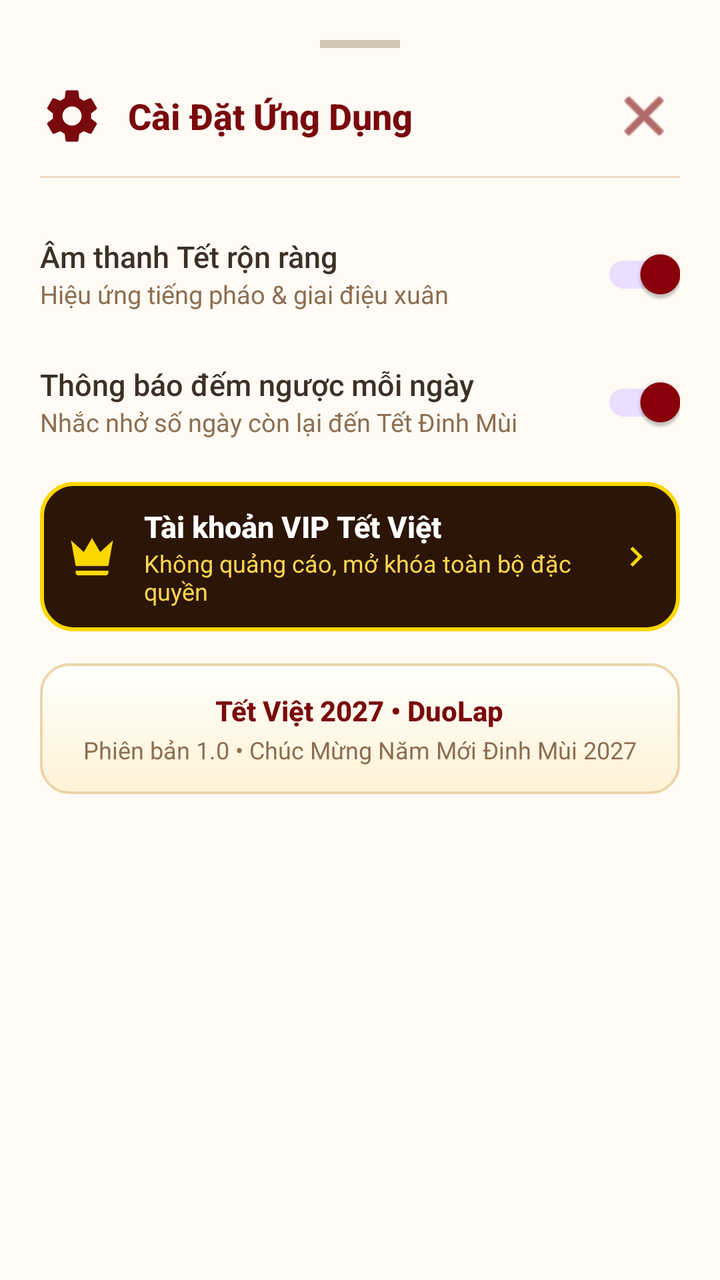
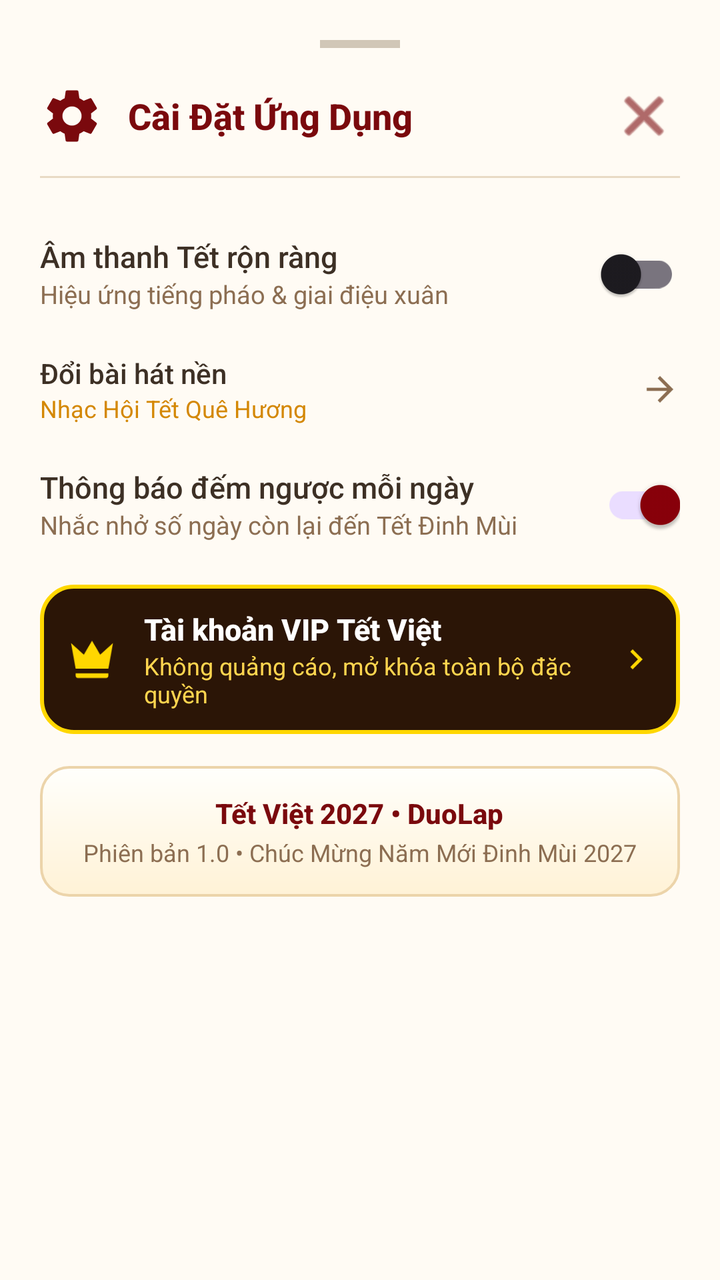

The first picture is an Android layout as it rendered before a commit; the second is the same layout after the commit. The layout source and the unified diff follow.
<!-- AndroidManifest.xml: application theme Theme.TetViet -->
<!-- res/layout/dialog_settings.xml -->
<?xml version="1.0" encoding="utf-8"?>
<LinearLayout xmlns:android="http://schemas.android.com/apk/res/android"
    xmlns:app="http://schemas.android.com/apk/res-auto"
    android:layout_width="match_parent"
    android:layout_height="wrap_content"
    android:background="#FFFBF4"
    android:orientation="vertical"
    android:padding="20dp">

    <View
        android:layout_width="40dp"
        android:layout_height="4dp"
        android:layout_gravity="center_horizontal"
        android:layout_marginBottom="16dp"
        android:background="#D1C7B7" />

    <LinearLayout
        android:layout_width="match_parent"
        android:layout_height="wrap_content"
        android:gravity="center_vertical"
        android:orientation="horizontal">

        <ImageView
            android:layout_width="32dp"
            android:layout_height="32dp"
            android:src="@drawable/ic_settings"
            app:tint="#7A090D" />

        <TextView
            android:layout_width="0dp"
            android:layout_height="wrap_content"
            android:layout_marginStart="12dp"
            android:layout_weight="1"
            android:fontFamily="sans-serif-medium"
            android:text="@string/settings_title"
            android:textColor="#7A090D"
            android:textSize="18sp"
            android:textStyle="bold" />

        <ImageButton
            android:id="@+id/btnCloseSettings"
            android:layout_width="36dp"
            android:layout_height="36dp"
            android:background="?attr/selectableItemBackgroundBorderless"
            android:contentDescription="@string/action_close"
            android:src="@android:drawable/ic_menu_close_clear_cancel"
            app:tint="#7A090D" />

    </LinearLayout>

    <View
        android:layout_width="match_parent"
        android:layout_height="1dp"
        android:layout_marginTop="12dp"
        android:layout_marginBottom="16dp"
        android:background="#E8DAC5" />

    
    <LinearLayout
        android:layout_width="match_parent"
        android:layout_height="wrap_content"
        android:gravity="center_vertical"
        android:orientation="horizontal"
        android:paddingTop="8dp"
        android:paddingBottom="8dp">

        <LinearLayout
            android:layout_width="0dp"
            android:layout_height="wrap_content"
            android:layout_weight="1"
            android:orientation="vertical">

            <TextView
                android:layout_width="wrap_content"
                android:layout_height="wrap_content"
                android:fontFamily="sans-serif-medium"
                android:text="@string/settings_sound_title"
                android:textColor="#3D3025"
                android:textSize="15sp" />

            <TextView
                android:layout_width="wrap_content"
                android:layout_height="wrap_content"
                android:fontFamily="sans-serif"
                android:text="@string/settings_sound_desc"
                android:textColor="#8C6E52"
                android:textSize="12.5sp" />

        </LinearLayout>

        <com.google.android.material.switchmaterial.SwitchMaterial
            android:id="@+id/switchSound"
            android:layout_width="wrap_content"
            android:layout_height="wrap_content"
            android:checked="true" />

    </LinearLayout>

    
    <LinearLayout
        android:layout_width="match_parent"
        android:layout_height="wrap_content"
        android:gravity="center_vertical"
        android:orientation="horizontal"
        android:paddingTop="8dp"
        android:paddingBottom="8dp">

        <LinearLayout
            android:layout_width="0dp"
            android:layout_height="wrap_content"
            android:layout_weight="1"
            android:orientation="vertical">

            <TextView
                android:layout_width="wrap_content"
                android:layout_height="wrap_content"
                android:fontFamily="sans-serif-medium"
                android:text="@string/settings_notification_title"
                android:textColor="#3D3025"
                android:textSize="15sp" />

            <TextView
                android:layout_width="wrap_content"
                android:layout_height="wrap_content"
                android:fontFamily="sans-serif"
                android:text="@string/settings_notification_desc"
                android:textColor="#8C6E52"
                android:textSize="12.5sp" />

        </LinearLayout>

        <com.google.android.material.switchmaterial.SwitchMaterial
            android:id="@+id/switchNotification"
            android:layout_width="wrap_content"
            android:layout_height="wrap_content"
            android:checked="true" />

    </LinearLayout>

    
    <LinearLayout
        android:id="@+id/layoutVipSetting"
        android:layout_width="match_parent"
        android:layout_height="wrap_content"
        android:layout_marginTop="8dp"
        android:background="@drawable/bg_vip_card_gold"
        android:clickable="true"
        android:focusable="true"
        android:foreground="?attr/selectableItemBackground"
        android:gravity="center_vertical"
        android:orientation="horizontal"
        android:padding="12dp">

        <ImageView
            android:layout_width="28dp"
            android:layout_height="28dp"
            android:src="@drawable/ic_vip_crown" />

        <LinearLayout
            android:layout_width="0dp"
            android:layout_height="wrap_content"
            android:layout_marginStart="12dp"
            android:layout_weight="1"
            android:orientation="vertical">

            <TextView
                android:layout_width="wrap_content"
                android:layout_height="wrap_content"
                android:fontFamily="sans-serif-medium"
                android:text="@string/settings_vip_title"
                android:textColor="#FFFFFF"
                android:textSize="15sp"
                android:textStyle="bold" />

            <TextView
                android:layout_width="wrap_content"
                android:layout_height="wrap_content"
                android:fontFamily="sans-serif"
                android:text="@string/settings_vip_desc"
                android:textColor="#FFD54F"
                android:textSize="12sp" />
        </LinearLayout>

        <ImageView
            android:layout_width="20dp"
            android:layout_height="20dp"
            android:src="@drawable/ic_chevron_right"
            app:tint="#FFD700" />
    </LinearLayout>

    
    <LinearLayout
        android:id="@+id/layoutAppVersion"
        android:layout_width="match_parent"
        android:layout_height="wrap_content"
        android:layout_marginTop="16dp"
        android:background="@drawable/bg_feature_card"
        android:clickable="true"
        android:focusable="true"
        android:foreground="?attr/selectableItemBackground"
        android:gravity="center"
        android:orientation="vertical"
        android:padding="14dp">

        <TextView
            android:layout_width="wrap_content"
            android:layout_height="wrap_content"
            android:fontFamily="sans-serif-medium"
            android:text="@string/app_footer_brand"
            android:textColor="#7A090D"
            android:textSize="14sp"
            android:textStyle="bold" />

        <TextView
            android:layout_width="wrap_content"
            android:layout_height="wrap_content"
            android:layout_marginTop="2dp"
            android:fontFamily="sans-serif"
            android:text="@string/app_version_info"
            android:textColor="#8C6E52"
            android:textSize="12sp" />

    </LinearLayout>

</LinearLayout>
<!-- resources referenced by this layout -->
<resources>
  <!-- drawable bg_feature_card (drawable) -->
  <?xml version="1.0" encoding="utf-8"?>
  <ripple xmlns:android="http://schemas.android.com/apk/res/android"
      android:color="#20D32F2F">
      <item>
          <shape android:shape="rectangle">
              <corners android:radius="14dp" />
              <gradient
                  android:angle="270"
                  android:endColor="#FFF2D6"
                  android:startColor="#FFFFFC" />
              <stroke
                  android:width="1.2dp"
                  android:color="#ECD4AA" />
          </shape>
      </item>
  </ripple>
  <!-- drawable bg_vip_card_gold (drawable) -->
  <?xml version="1.0" encoding="utf-8"?>
  <shape xmlns:android="http://schemas.android.com/apk/res/android"
      android:shape="rectangle">
      <corners android:radius="16dp" />
      <solid android:color="#2B1506" />
      <stroke
          android:width="2dp"
          android:color="#FFD700" />
  </shape>
  <!-- drawable ic_chevron_right (drawable) -->
  <vector xmlns:android="http://schemas.android.com/apk/res/android"
      android:width="20dp"
      android:height="20dp"
      android:viewportWidth="24"
      android:viewportHeight="24">
      <path
          android:fillColor="#C0392B"
          android:pathData="M8.59,16.59L13.17,12 8.59,7.41 10,6l6,6 -6,6 -1.41,-1.41z" />
  </vector>
  <!-- drawable ic_vip_crown (drawable) -->
  <vector xmlns:android="http://schemas.android.com/apk/res/android"
      android:width="24dp"
      android:height="24dp"
      android:viewportWidth="24"
      android:viewportHeight="24">
      <path
          android:fillColor="#FFD700"
          android:pathData="M5,16L3,5L8.5,10L12,4L15.5,10L21,5L19,16H5M19,19C19,19.55 18.55,20 18,20H6C5.45,20 5,19.55 5,19V18H19V19Z" />
  </vector>
  <string name="action_close">Đóng</string>
  <string name="app_footer_brand">Tết Việt 2027 • DuoLap</string>
  <string name="app_version_info">Phiên bản 1.0 • Chúc Mừng Năm Mới Đinh Mùi 2027</string>
  <string name="settings_notification_desc">Nhắc nhở số ngày còn lại đến Tết Đinh Mùi</string>
  <string name="settings_notification_title">Thông báo đếm ngược mỗi ngày</string>
  <string name="settings_sound_desc">Hiệu ứng tiếng pháo &amp; giai điệu xuân</string>
  <string name="settings_sound_title">Âm thanh Tết rộn ràng</string>
  <string name="settings_title">Cài Đặt Ứng Dụng</string>
  <string name="settings_vip_desc">Không quảng cáo, mở khóa toàn bộ đặc quyền</string>
  <string name="settings_vip_title">Tài khoản VIP Tết Việt</string>
  <style name="Theme.TetViet" parent="Base.Theme.TetViet" />
  <style name="Base.Theme.TetViet" parent="Theme.Material3.DayNight.NoActionBar">
          <item name="colorPrimary">@color/tet_red_primary</item>
          <item name="colorSecondary">@color/tet_gold</item>
          <item name="android:statusBarColor">@android:color/transparent</item>
          <item name="android:windowLightStatusBar">false</item>
          <item name="android:navigationBarColor">@android:color/transparent</item>
          <item name="android:windowDrawsSystemBarBackgrounds">true</item>
      </style>
  <color name="tet_red_primary">#8A000A</color>
  <color name="tet_gold">#E5B867</color>
  <!-- unchanged entries left out for length: 1 -->
</resources>

<!-- the commit's change to res/layout/dialog_settings.xml (unified diff, before → after) -->
@@ -92,7 +92,53 @@
             android:id="@+id/switchSound"
             android:layout_width="wrap_content"
             android:layout_height="wrap_content"
-            android:checked="true" />
+            android:checked="false" />
+
+    </LinearLayout>
+
+    
+    <LinearLayout
+        android:id="@+id/layoutChangeSongSetting"
+        android:layout_width="match_parent"
+        android:layout_height="wrap_content"
+        android:background="?attr/selectableItemBackground"
+        android:clickable="true"
+        android:focusable="true"
+        android:gravity="center_vertical"
+        android:orientation="horizontal"
+        android:paddingVertical="8dp">
+
+        <LinearLayout
+            android:layout_width="0dp"
+            android:layout_height="wrap_content"
+            android:layout_weight="1"
+            android:orientation="vertical">
+
+            <TextView
+                android:layout_width="wrap_content"
+                android:layout_height="wrap_content"
+                android:fontFamily="sans-serif-medium"
+                android:text="Đổi bài hát nền"
+                android:textColor="#3D3025"
+                android:textSize="14sp" />
+
+            <TextView
+                android:id="@+id/tvCurrentSongSetting"
+                android:layout_width="wrap_content"
+                android:layout_height="wrap_content"
+                android:fontFamily="sans-serif"
+                android:text="Nhạc Hội Tết Quê Hương"
+                android:textColor="#D48806"
+                android:textSize="12sp" />
+
+        </LinearLayout>
+
+        <ImageView
+            android:layout_width="20dp"
+            android:layout_height="20dp"
+            android:rotation="180"
+            android:src="@drawable/ic_arrow_back"
+            app:tint="#8C6E52" />
 
     </LinearLayout>
 
<!-- resource entries referenced after the edit -->
@@ -27,6 +27,16 @@
           android:width="2dp"
           android:color="#FFD700" />
   </shape>
+  <!-- drawable ic_arrow_back (drawable) -->
+  <vector xmlns:android="http://schemas.android.com/apk/res/android"
+      android:width="24dp"
+      android:height="24dp"
+      android:viewportWidth="24"
+      android:viewportHeight="24">
+      <path
+          android:fillColor="#FFFFFFFF"
+          android:pathData="M20,11H7.83l5.59,-5.59L12,4l-8,8 8,8 1.41,-1.41L7.83,13H20v-2z" />
+  </vector>
   <!-- drawable ic_chevron_right (drawable) -->
   <vector xmlns:android="http://schemas.android.com/apk/res/android"
       android:width="20dp"
